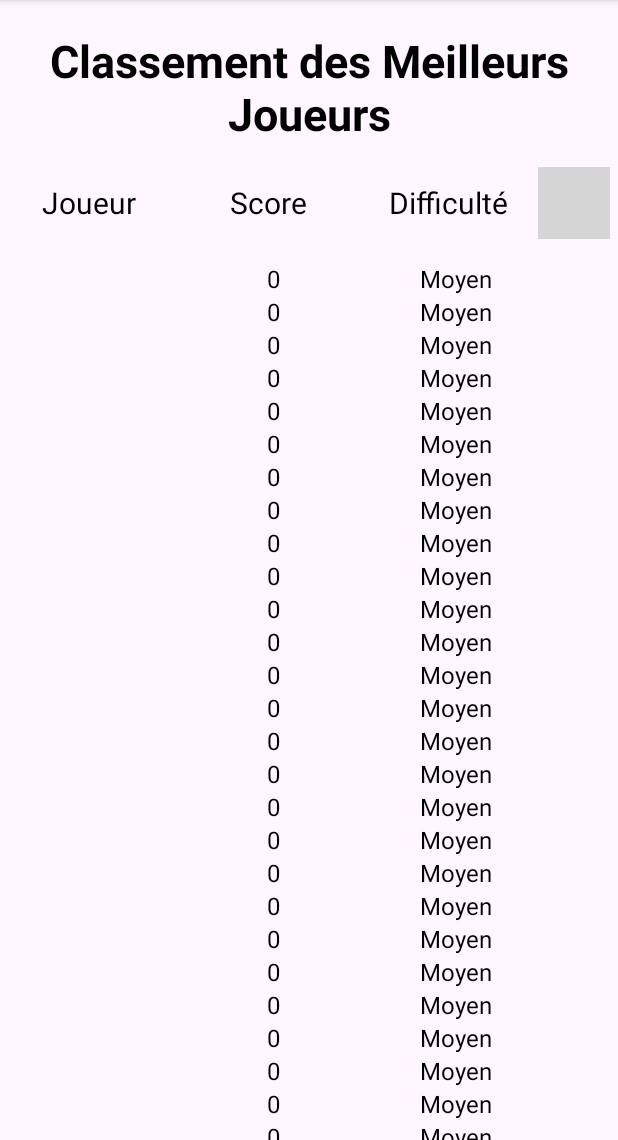
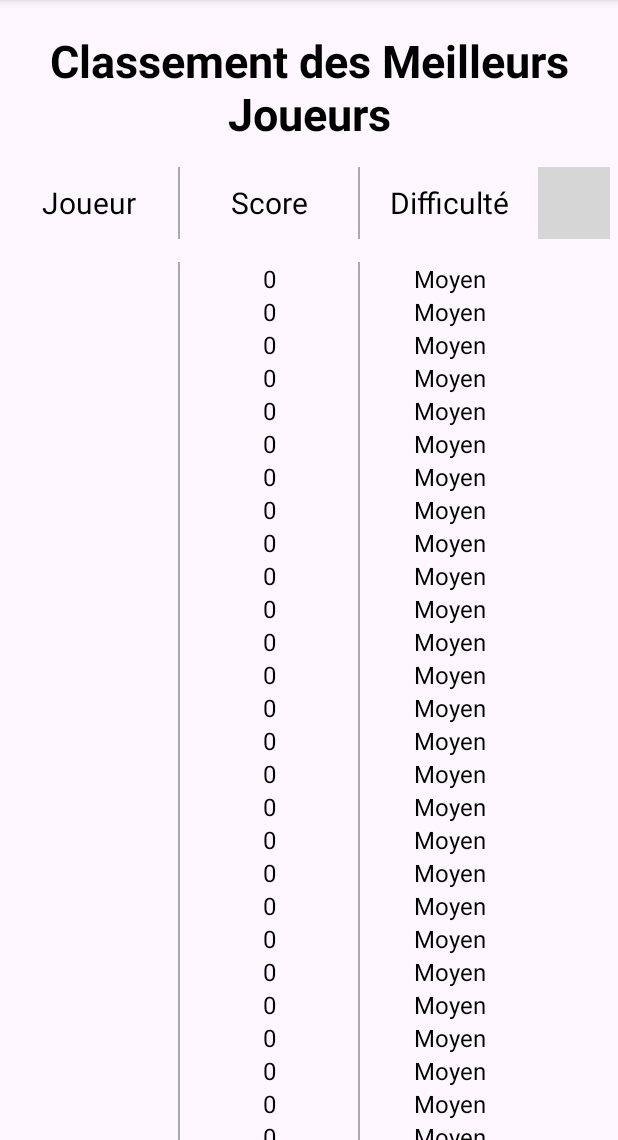
Before and after one commit to NoahFsc/S4-CalculMental, an Android app: the ScoresActivity screen opened directly, with no data from a screen before it, on a phone screen of 412 x 824 dp, the part 96-1236 px from its top. Run offline under Robolectric (Android 15) with nearby library versions, the phone set to English and light mode, and no system bars; libraries missing offline, so code that uses them is left out: com.github.javafaker; 3 statements that could not run were skipped; grey boxes are pictures that could not be loaded.

Commit message:
Amélioration page HighScore Blocage nombre caractère pseudo/no Que le prenom pour Fake Joueur Ajout dans filtre (croissant et décroissant)

```diff
--- a/app/src/main/java/com/example/tpcalculmental/EnregistrementActivity.java
+++ b/app/src/main/java/com/example/tpcalculmental/EnregistrementActivity.java
@@ -48,6 +48,11 @@ public class EnregistrementActivity extends AppCompatActivity {
                 return;
             }
 
+            if (nom.length() > 10) {
+                Toast.makeText(this, getResources().getString(R.string.erreur_pseudo), Toast.LENGTH_SHORT).show();
+                return;
+            }
+
             Joueur joueur = new Joueur(nom, score, difficulty);
 
             joueurDao.create(joueur);
--- a/app/src/main/java/com/example/tpcalculmental/database/JoueurDao.java
+++ b/app/src/main/java/com/example/tpcalculmental/database/JoueurDao.java
@@ -66,7 +66,7 @@ public class JoueurDao extends BaseDao<Joueur> {
         Faker faker = new Faker();
 
         for (int i = 0; i < numberOfPlayers; i++) {
-            String fakeName = faker.name().fullName();
+            String fakeName = faker.name().firstName();
             int fakeScore = faker.number().numberBetween(1, 100);
 
             String[] difficulties = {"Facile", "Moyen", "Difficile"};
--- a/app/src/main/res/layout/activity_scores.xml
+++ b/app/src/main/res/layout/activity_scores.xml
@@ -44,6 +44,11 @@
                 android:layout_gravity="center"
                 android:gravity="center"/>
 
+            <View
+                android:layout_width="1dp"
+                android:layout_height="match_parent"
+                android:background="@android:color/darker_gray" />
+
             <TextView
                 android:id="@+id/textView_titreScore"
                 android:layout_width="0dp"
@@ -53,6 +58,11 @@
                 android:textSize="20sp"
                 android:layout_gravity="center"
                 android:gravity="center"/>
+
+            <View
+                android:layout_width="1dp"
+                android:layout_height="match_parent"
+                android:background="@android:color/darker_gray" />
 
             <TextView
                 android:id="@+id/textView_tireDifficulte"
--- a/app/src/main/res/layout/joueur_item.xml
+++ b/app/src/main/res/layout/joueur_item.xml
@@ -3,7 +3,7 @@
     android:layout_width="match_parent"
     android:layout_height="wrap_content"
     android:orientation="horizontal"
-    android:layout_marginEnd="48dp">
+    android:layout_marginEnd="53dp">
 
     <TextView
         android:id="@+id/nomTextView"
@@ -14,6 +14,11 @@
         android:layout_gravity="center"
         android:gravity="center"/>
 
+    <View
+        android:layout_width="1dp"
+        android:layout_height="match_parent"
+        android:background="@android:color/darker_gray" />
+
     <TextView
         android:id="@+id/scoreTextView"
         android:layout_width="0dp"
@@ -21,8 +26,12 @@
         android:layout_weight="1"
         android:textSize="16sp"
         android:layout_gravity="center"
-        android:gravity="center"
-        />
+        android:gravity="center" />
+
+    <View
+        android:layout_width="1dp"
+        android:layout_height="match_parent"
+        android:background="@android:color/darker_gray" />
 
     <TextView
         android:id="@+id/difficulteTextView"
--- a/app/src/main/res/values/strings.xml
+++ b/app/src/main/res/values/strings.xml
@@ -8,6 +8,7 @@
     <string name="text_reponse">Votre réponse</string>
     <string name="text_envoyer">Envoyer</string>
     <string name="text_pseudo">Votre pseudonyme</string>
+    <string name="erreur_pseudo">Le nom ne peut pas dépasser 10 caractères</string>
     <string name="text_apropos">A Propos</string>
     <string name="text_perdu">Vous avez Perdu !</string>
     <string name="text_enregistrement">Veuillez vous enregistrer : </string>
@@ -39,6 +40,11 @@
         <item>Moyen</item>
         <item>Difficile</item>
     </string-array>
+    <string name="choix_ordre">Choisissez un ordre</string>
+    <string-array name="ordres">
+        <item>Croissant</item>
+        <item>Décroissant</item>
+    </string-array>
     <string name="entrer_nom">Veuillez entrer un nom</string>
     <string name="entrer_valeur">Veuillez entrer une valeur</string>
     <string name="correct">Correct</string>
```
Also changed, not shown: app/src/main/java/com/example/tpcalculmental/ScoresActivity.java (+38 -2 lines), 1 other file.
